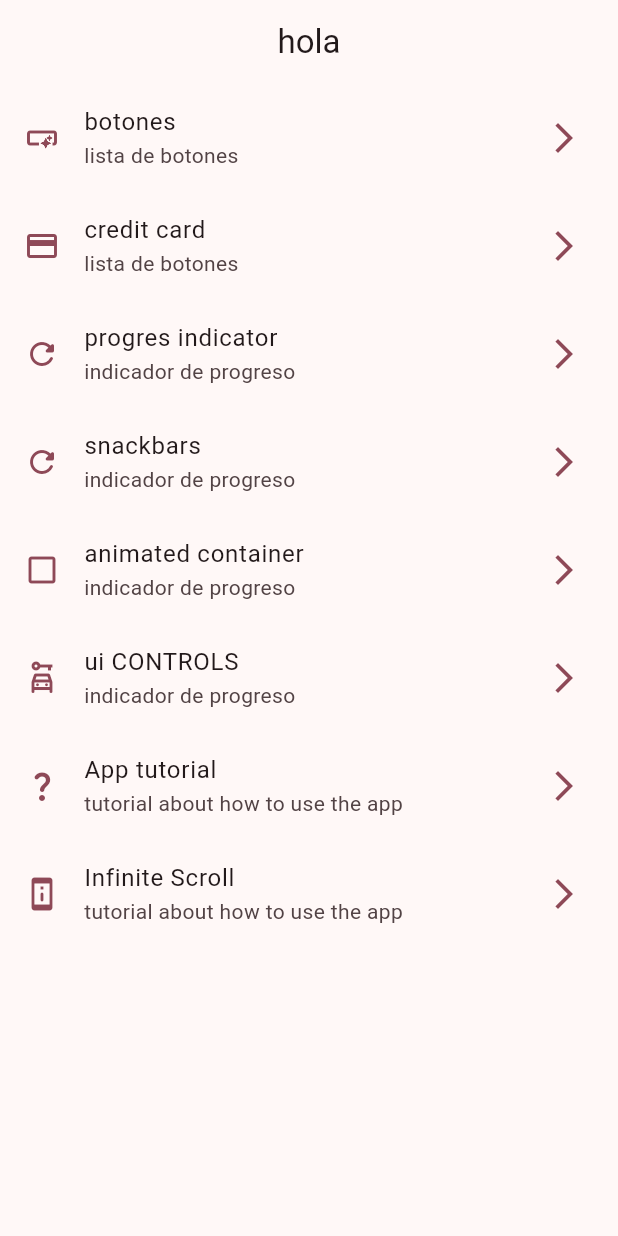
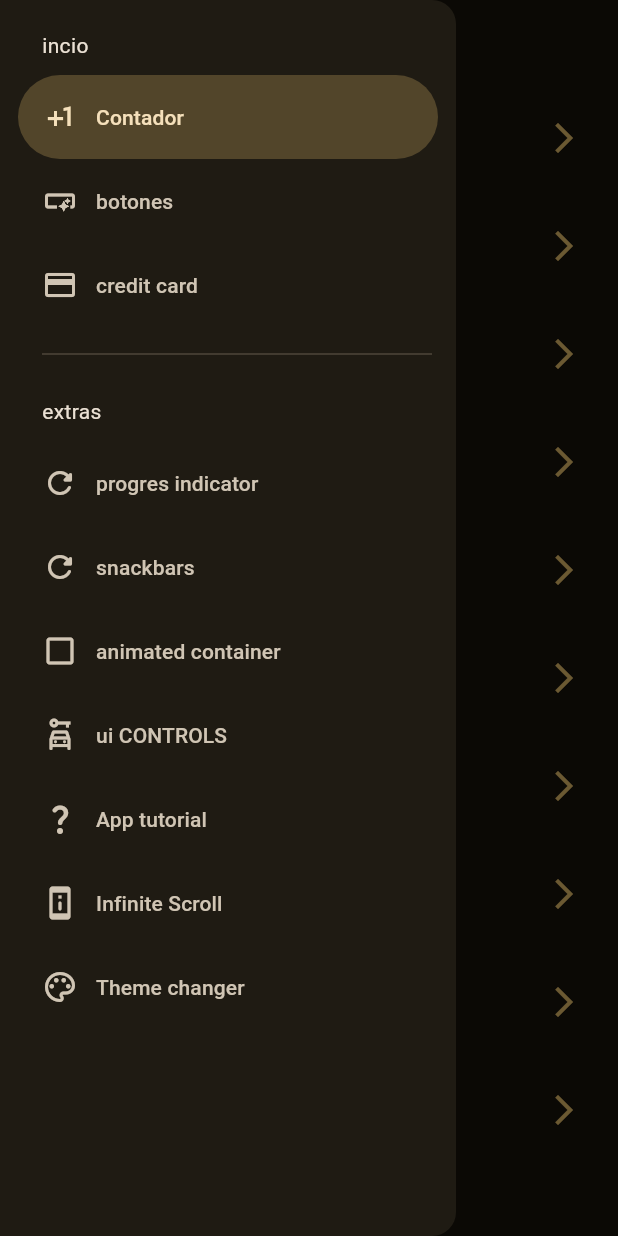
Before and after one commit to joymar300/widgets_app, a Flutter app: the screen it shows after launch, with the side drawer open (before the commit the screen has no drawer), on a phone screen of 412 x 824 dp. Run offline on Flutter 3.47's test engine with Material 2 defaults, Android fonts, the phone set to English and light mode, and no system bars; our stand-ins replace animate_do, flutter_riverpod, go_router.

```diff
--- a/lib/config/menu items/menu_items.dart
+++ b/lib/config/menu items/menu_items.dart
@@ -14,6 +14,11 @@ class MenuItems {
 }
 
 const appMenuItems = <MenuItems>[
+  MenuItems(
+      title: 'Contador',
+      subTitle: 'Contador de taps',
+      link: '/counterScreen',
+      iconData: Icons.plus_one_outlined),
   MenuItems(
       title: 'botones',
       subTitle: 'lista de botones',
@@ -54,4 +59,9 @@ const appMenuItems = <MenuItems>[
       subTitle: 'tutorial about how to use the app',
       link: '/infiniteScroll',
       iconData: Icons.perm_device_information_rounded),
+  MenuItems(
+      title: 'Theme changer',
+      subTitle: 'change the color theme of the app',
+      link: '/themeChanger',
+      iconData: Icons.color_lens_outlined),
 ];
--- a/lib/config/router/app_router.dart
+++ b/lib/config/router/app_router.dart
@@ -51,5 +51,15 @@ final appRouter = GoRouter(
       name: InfiniteScrollScreen.name,
       builder: (context, state) => InfiniteScrollScreen(),
     ),
+    GoRoute(
+      path: '/counterScreen',
+      name: CounterScreen.name,
+      builder: (context, state) => CounterScreen(),
+    ),
+    GoRoute(
+      path: '/themeChanger',
+      name: ThemeChangerScreen.name,
+      builder: (context, state) => ThemeChangerScreen(),
+    ),
   ],
 );
--- a/lib/config/theme/app_theme.dart
+++ b/lib/config/theme/app_theme.dart
@@ -4,20 +4,22 @@ var colorList = <Color>[
   Colors.amber,
   Colors.purple,
   Colors.pink,
-  Colors.pink.shade50,
   Colors.green,
+  Colors.orange,
+  Colors.indigo,
 ];
 
 class AppTheme {
   final int selectedColor;
-
-  AppTheme({this.selectedColor = 0})
+  final bool darkMode;
+  AppTheme({this.darkMode = false, this.selectedColor = 0})
       : assert(selectedColor >= 0, 'el color debe ser mayor que sero'),
         assert(selectedColor < colorList.length,
             'the selected color must be ther in less that ${colorList.length - 1}');
 
   ThemeData getTheme() => ThemeData(
       useMaterial3: true,
+      brightness: darkMode ? Brightness.dark : Brightness.light,
       colorSchemeSeed: colorList[selectedColor],
       appBarTheme: AppBarTheme(
         centerTitle: true,
--- a/lib/main.dart
+++ b/lib/main.dart
@@ -1,23 +1,25 @@
 import 'package:flutter/material.dart';
+import 'package:flutter_riverpod/flutter_riverpod.dart';
 import 'package:widgets_app/config/router/app_router.dart';
 import 'package:widgets_app/config/theme/app_theme.dart';
-import 'package:widgets_app/presentation/screens/cards/cards_screen.dart';
-import 'package:widgets_app/presentation/screens/home/buttons/button_screen.dart';
-import 'package:widgets_app/presentation/screens/home/home_screen.dart';
+import 'package:widgets_app/presentation/provider/theme_provider.dart';
 
 void main() {
-  runApp(const MainApp());
+  runApp(const ProviderScope(child: MainApp()));
 }
 
-class MainApp extends StatelessWidget {
+class MainApp extends ConsumerWidget {
   const MainApp({super.key});
 
   @override
-  Widget build(BuildContext context) {
+  Widget build(BuildContext context, ref) {
+    final selectColor = ref.watch(selectedColorProvider);
+    final darkMode = ref.watch(isDarkmode);
     return MaterialApp.router(
       title: 'Flutter widget app',
       routerConfig: appRouter,
-      theme: AppTheme(selectedColor: 2).getTheme(),
+      theme:
+          AppTheme(selectedColor: selectColor, darkMode: darkMode).getTheme(),
       debugShowCheckedModeBanner: false,
     );
   }
--- /dev/null
+++ b/lib/presentation/provider/counter_provider.dart
@@ -0,0 +1,3 @@
+import 'package:flutter_riverpod/flutter_riverpod.dart';
+
+final counterProvider = StateProvider((ref) => 5);
--- /dev/null
+++ b/lib/presentation/provider/theme_provider.dart
@@ -0,0 +1,9 @@
+import 'package:flutter_riverpod/flutter_riverpod.dart';
+import 'package:widgets_app/config/theme/app_theme.dart';
+
+final isDarkmode = StateProvider<bool>((ref) => true);
+
+// listado de colores que no cambiaran
+final colorListProvider = Provider((ref) => colorList);
+
+final selectedColorProvider = StateProvider((ref) => 0);
--- a/lib/presentation/screens/home/home_screen.dart
+++ b/lib/presentation/screens/home/home_screen.dart
@@ -1,7 +1,7 @@
 import 'package:flutter/material.dart';
 import 'package:go_router/go_router.dart';
 import 'package:widgets_app/config/menu%20items/menu_items.dart';
-import 'package:widgets_app/presentation/screens/cards/cards_screen.dart';
+import 'package:widgets_app/presentation/widgets/side_menu.dart';
 
 class HomeScreen extends StatefulWidget {
   static const name = 'home_screen';
@@ -14,11 +14,16 @@ class HomeScreen extends StatefulWidget {
 class _HomeScreenState extends State<HomeScreen> {
   @override
   Widget build(BuildContext context) {
+    final scaffoldKey = GlobalKey<ScaffoldState>();
     return Scaffold(
+      key: scaffoldKey,
       appBar: AppBar(
-        title: Text('hola'),
+        title: const Text('hola'),
       ),
       body: const _homeView(),
+      drawer: SideMenu(
+        ScaffoldKey: scaffoldKey,
+      ),
     );
   }
 }
--- a/lib/presentation/screens/screens.dart
+++ b/lib/presentation/screens/screens.dart
@@ -1,3 +1,7 @@
+export 'package:widgets_app/presentation/screens/theme_changer/theme_changer.dart';
+
+export 'package:widgets_app/presentation/screens/counter/counter_screen.dart';
+
 export 'package:widgets_app/presentation/screens/animated/animated_screen.dart';
 export 'package:widgets_app/presentation/screens/app_tutorial/app_tutorial_screen.dart';
 export 'package:widgets_app/presentation/screens/infinite_scroll/infinite_scroll_screen.dart';
--- /dev/null
+++ b/lib/presentation/widgets/side_menu.dart
@@ -0,0 +1,55 @@
+import 'package:flutter/material.dart';
+import 'package:go_router/go_router.dart';
+import 'package:widgets_app/config/menu%20items/menu_items.dart';
+
+class SideMenu extends StatefulWidget {
+  final GlobalKey<ScaffoldState> ScaffoldKey;
+  const SideMenu({super.key, required this.ScaffoldKey});
+
+  @override
+  State<SideMenu> createState() => _SideMenuState();
+}
+
+class _SideMenuState extends State<SideMenu> {
+  int navDrawerindex = 0;
+  @override
+  Widget build(BuildContext context) {
+    final hasNotch = MediaQuery.of(context).viewPadding.top > 35;
+    return NavigationDrawer(
+        selectedIndex: navDrawerindex,
+        onDestinationSelected: (value) {
+          setState(() {
+            navDrawerindex = value;
+          });
+          final menuItem = appMenuItems[value];
+          context.push(menuItem.link);
+          widget.ScaffoldKey.currentState?.closeDrawer();
+        },
+        children: [
+          Padding(
+            padding: EdgeInsets.fromLTRB(28, hasNotch ? 0 : 20, 16, 10),
+            child: const Text('incio'),
+          ),
+          ...appMenuItems.sublist(0, 3).map(
+                (item) => NavigationDrawerDestination(
+                  icon: Icon(item.iconData),
+                  label: Text(item.title),
+                ),
+              ),
+          const Padding(
+            padding: EdgeInsets.fromLTRB(28, 10, 16, 10),
+            child: Divider(),
+          ),
+          const Padding(
+            padding: EdgeInsets.fromLTRB(28, 10, 16, 10),
+            child: Text('extras'),
+          ),
+          ...appMenuItems.sublist(3).map(
+                (item) => NavigationDrawerDestination(
+                  icon: Icon(item.iconData),
+                  label: Text(item.title),
+                ),
+              ),
+        ]);
+  }
+}
--- a/pubspec.yaml
+++ b/pubspec.yaml
@@ -10,6 +10,7 @@ dependencies:
   animate_do: ^3.0.2
   flutter:
     sdk: flutter
+  flutter_riverpod: ^2.3.6
   go_router: ^7.0.1
 
 dev_dependencies:
```
Also changed, not shown: lib/presentation/screens/counter/counter_screen.dart (added, +42 -0 lines), lib/presentation/screens/theme_changer/theme_changer.dart (added, +59 -0 lines), pubspec.lock.
